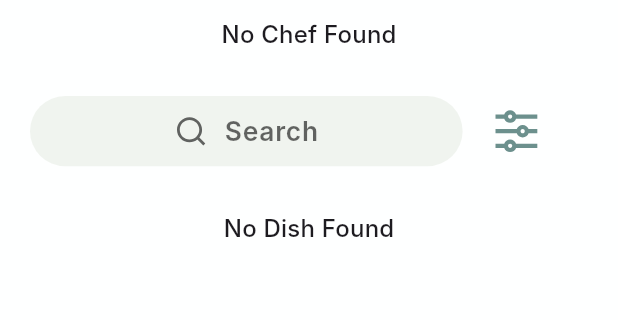
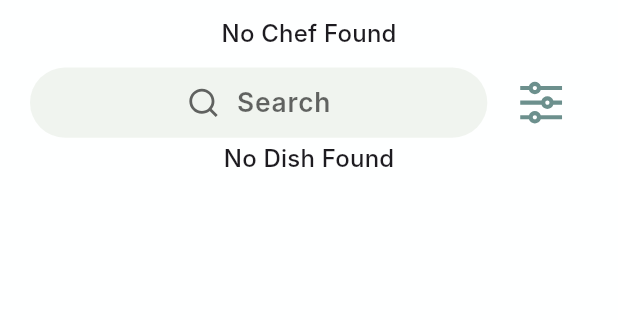
Before and after one commit to SailingChefs/sailing_chef, a Flutter app: the IndexView screen opened by its route, on a phone screen of 412 x 824 dp, the part 107-427 px from its top. Run offline on Flutter 3.47's test engine with Material 3 defaults, Android fonts, the phone set to English and light mode, and no system bars; our stand-ins replace cloud_firestore, device_preview, dotted_border, firebase_auth, firebase_core, firebase_storage and 16 more; missing offline and left inert: audio_waveforms, record, syncfusion_flutter_core; accounts and stored records are empty; Roboto replaces fonts that are missing (Inter).

```diff
--- a/lib/ui/views/index/index_view.dart
+++ b/lib/ui/views/index/index_view.dart
@@ -27,11 +27,11 @@ class IndexView extends StackedView<IndexViewModel> {
                 child: Column(
                   children: [
                     const TopBarIndexScreen(),
-                    verticalSpaceSmall,
+                    verticalSpace(10),
                     const ChefListIndexScreen(),
-                    verticalSpaceMedium,
+                    verticalSpace(10),
                     const SearchBarIndexView(),
-                    verticalSpaceMedium,
+
                     const DishListIndexScreen(),
                     verticalSpaceMedium,
                   ],
--- a/lib/ui/views/index/widgets/chef_list.dart
+++ b/lib/ui/views/index/widgets/chef_list.dart
@@ -32,7 +32,10 @@ class ChefListIndexScreen extends ViewModelWidget<IndexViewModel> {
             CustomTextButton(
               onPressed: () {},
               buttonText: 'View all',
-              textColor: kcTextColor,
+              textColor: kclightgreencolor,
+              fontSize: 14,
+              fontWeight: FontWeight.w600,
+
             ),
           ],
         ),
--- a/lib/ui/views/index/widgets/search_bar.dart
+++ b/lib/ui/views/index/widgets/search_bar.dart
@@ -11,7 +11,7 @@ class SearchBarIndexView extends ViewModelWidget<IndexViewModel> {
       child: Row(
         children: [
           SizedBox(
-            width: MediaQuery.sizeOf(context).width * 0.7,
+            width: MediaQuery.sizeOf(context).width * 0.74,
             height: 42.dg,
             child: GestureDetector(
               onTap: () {
--- a/lib/ui/views/saved_recipes/saved_recipes_viewmodel.dart
+++ b/lib/ui/views/saved_recipes/saved_recipes_viewmodel.dart
@@ -1,3 +1,5 @@
+import 'dart:developer';
+
 import 'package:sailing_chefs/core/imports/core_imports.dart';
 
 class SavedRecipesViewModel extends BaseViewModel {
@@ -36,6 +38,7 @@ class SavedRecipesViewModel extends BaseViewModel {
   }
 
   void goBack() {
+    log('tapped');
     _navigationService.back();
   }
 
--- a/lib/ui/views/startup/startup_viewmodel.dart
+++ b/lib/ui/views/startup/startup_viewmodel.dart
@@ -29,7 +29,7 @@ class StartupViewModel extends BaseViewModel {
     await Future.delayed(const Duration(seconds: 3));
 
     checkFirstTime().then((isFirstTime) async {
-      if (!isFirstTime) {
+      if (isFirstTime) {
         _navigationService.replaceWithOnboardingView();
       } else {
         if (firebaseAuth.currentUser == null) {
--- a/lib/ui/widgets/grid_view.dart
+++ b/lib/ui/widgets/grid_view.dart
@@ -41,7 +41,7 @@ class PrimaryGridViewCard extends  StatelessWidget{
           children: [
                SizedBox(
               height: screenHeight <= 690 ? MediaQuery.sizeOf(context).height * 0.3.h :
-              MediaQuery.sizeOf(context).height * 0.2.h,
+              MediaQuery.sizeOf(context).height * 0.21.h,
               child: Positioned.fill(
 
                 child: ClipRRect(
```
